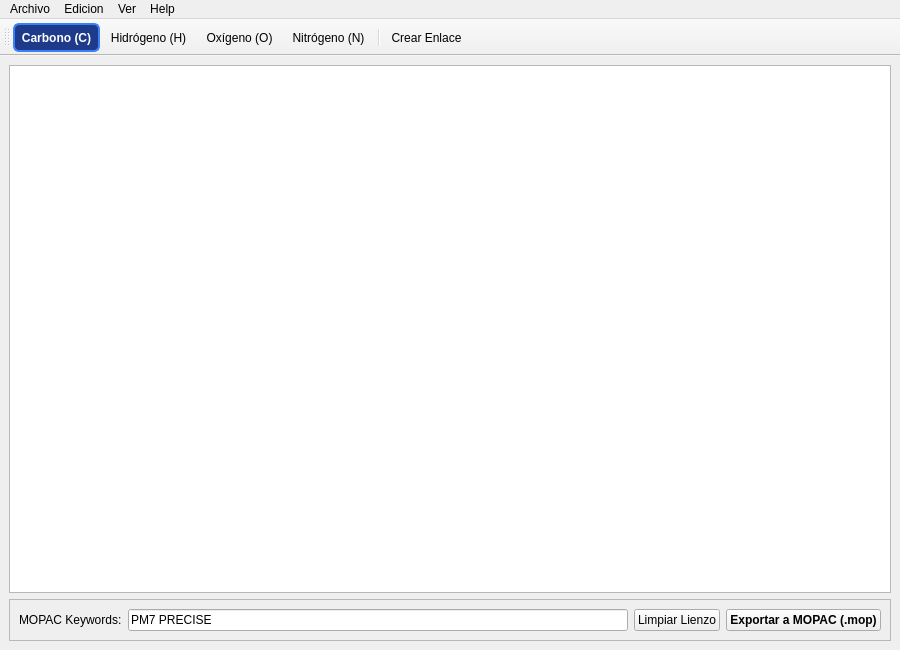
This is mainwindow.ui in BertoSoft/qtVisorMol_V20 as Qt 5 draws it before an edit. The edited form follows.
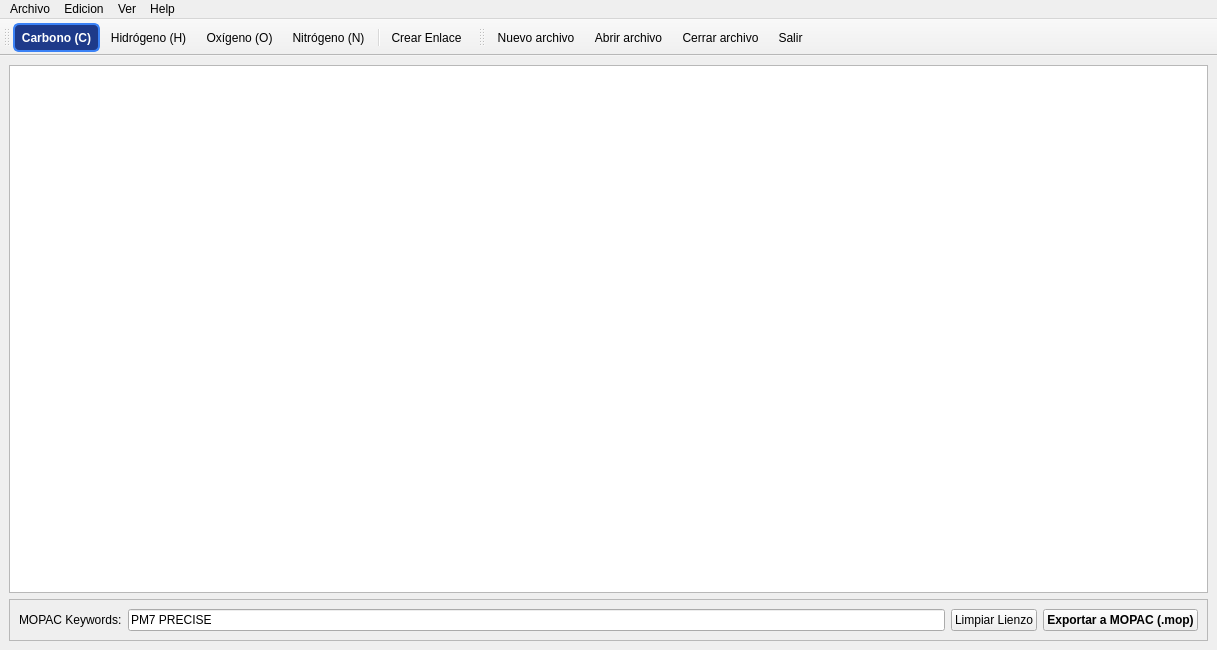
This is the edited form.

What changed in the file:
```diff
--- a/mainwindow.ui
+++ b/mainwindow.ui
@@ -6,7 +6,7 @@
    <rect>
     <x>0</x>
     <y>0</y>
-    <width>900</width>
+    <width>1217</width>
     <height>650</height>
    </rect>
   </property>
@@ -127,7 +127,7 @@
     <enum>TopToolBarArea</enum>
    </attribute>
    <attribute name="toolBarBreak">
-    <bool>false</bool>
+    <bool>true</bool>
    </attribute>
    <addaction name="actionCarbono"/>
    <addaction name="actionHidrogeno"/>
@@ -141,7 +141,7 @@
     <rect>
      <x>0</x>
      <y>0</y>
-     <width>900</width>
+     <width>1217</width>
      <height>23</height>
     </rect>
    </property>
@@ -173,6 +173,21 @@
    <addaction name="menuVer"/>
    <addaction name="menuHelp"/>
   </widget>
+  <widget class="QToolBar" name="toolbarMenu">
+   <property name="windowTitle">
+    <string>toolBar</string>
+   </property>
+   <attribute name="toolBarArea">
+    <enum>TopToolBarArea</enum>
+   </attribute>
+   <attribute name="toolBarBreak">
+    <bool>false</bool>
+   </attribute>
+   <addaction name="actionNuevo_archivo"/>
+   <addaction name="actionAbrir_archivo"/>
+   <addaction name="actionCerrar_archivo"/>
+   <addaction name="actionSalir"/>
+  </widget>
   <action name="actionCarbono">
    <property name="checkable">
     <bool>true</bool>
@@ -246,6 +261,11 @@
     <string>Cerrar archivo</string>
    </property>
   </action>
+  <action name="actionSalir">
+   <property name="text">
+    <string>Salir</string>
+   </property>
+  </action>
  </widget>
  <resources/>
  <connections/>
```
Left out of the diff: 5 changed lines with no effect on the pictures.
